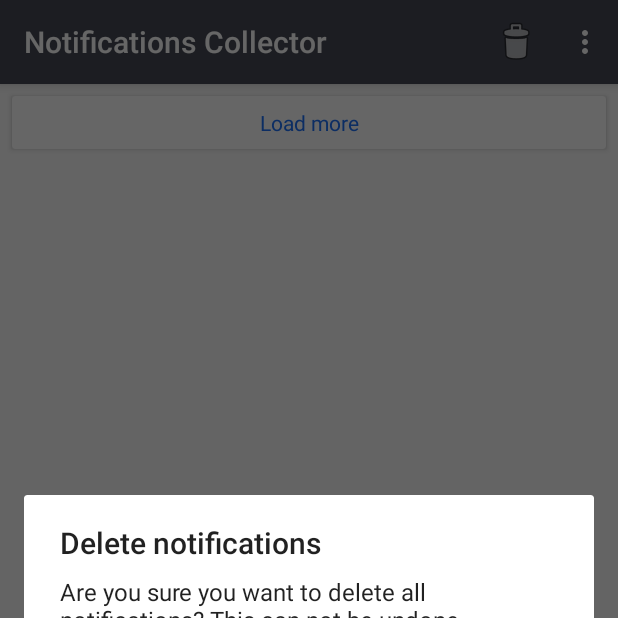
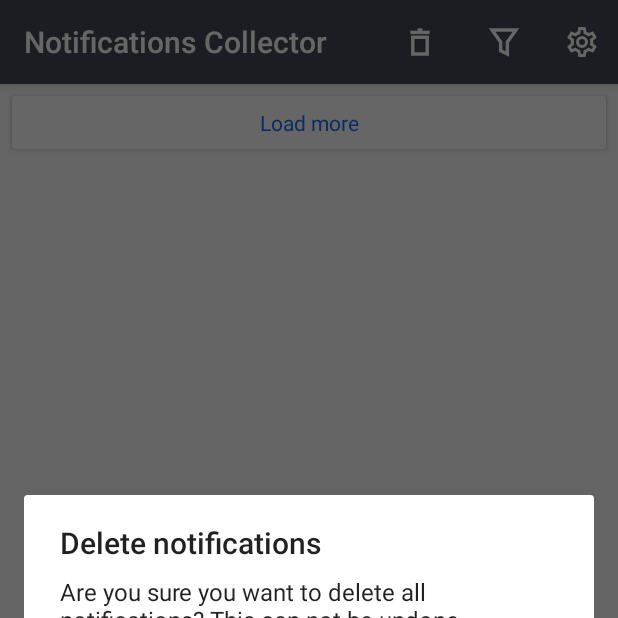
Before and after one commit to Javidp/NotificationsCollector, an Android app: the screen it shows after launch (MainActivity), after a tap on "Clear", on a phone screen of 412 x 824 dp, the top half of it. Run offline under Robolectric (Android 15) with nearby library versions, the phone set to English and light mode, and no system bars; our stand-ins replace Room's generated code.

Commit message:
Add notifications filtering

```diff
--- /dev/null
+++ b/app/src/main/java/com/jd/notificationscollector/NotificationsManager.kt
@@ -0,0 +1,56 @@
+package com.jd.notificationscollector
+
+import android.content.Context
+import androidx.core.os.ConfigurationCompat
+import com.jd.notificationscollector.database.NcDatabase
+import com.jd.notificationscollector.model.AppInfo
+import com.jd.notificationscollector.model.Notification
+import java.text.Collator
+
+class NotificationsManager(private val context: Context, private val db: NcDatabase) {
+
+    private var filterItems = listOf<FilterItem>()
+
+    init {
+        reloadFilterItems()
+    }
+
+    fun getNotifications(count: Int): List<Notification> {
+        reloadFilterItems()
+        val selectedApps = filterItems.filter { it.checked }
+        return if (selectedApps.isEmpty()) {
+            db.notificationsDao().findLast(count)
+        } else {
+            db.notificationsDao().findLastByPackagesNames(count, selectedApps.map { it.packageName })
+        }
+    }
+
+    fun setFilterItemChecked(position: Int, checked: Boolean) {
+        filterItems[position].checked = checked
+    }
+
+    fun getFilterItems(): List<FilterItem> {
+        return filterItems
+    }
+
+    fun resetFilters() {
+        filterItems.forEach { it.checked = false }
+    }
+
+    private fun reloadFilterItems() {
+        filterItems = sortApps(db.appsInfoDao().findAll()).map {
+            FilterItem(it.packageName, it.appName ?: "", filterItems.find { filterItem ->
+                filterItem.packageName == it.packageName }?.checked ?: false
+            )
+        }
+    }
+
+    private fun sortApps(apps: List<AppInfo>): List<AppInfo> {
+        val locale = ConfigurationCompat.getLocales(context.resources.configuration)[0]
+        val collator = Collator.getInstance(locale).apply { strength = Collator.PRIMARY }
+        return apps.sortedWith(Comparator { app1, app2 -> collator.compare(app1.appName, app2.appName) })
+    }
+
+}
+
+data class FilterItem(var packageName: String, var appName: String, var checked: Boolean)
--- a/app/src/main/java/com/jd/notificationscollector/dao/NotificationsDao.kt
+++ b/app/src/main/java/com/jd/notificationscollector/dao/NotificationsDao.kt
@@ -13,6 +13,9 @@ interface NotificationsDao: BaseDao<Notification> {
     @Query("SELECT * FROM notifications ORDER BY timestamp DESC LIMIT :limit")
     fun findLast(limit: Int): List<Notification>
 
+    @Query("SELECT * FROM notifications WHERE packageName IN (:packagesNames) ORDER BY timestamp DESC LIMIT :limit")
+    fun findLastByPackagesNames(limit: Int, packagesNames: List<String>): List<Notification>
+
     @Query("DELETE FROM notifications WHERE packageName = :packageName")
     fun deleteByPackageName(packageName: String): Int
 
--- /dev/null
+++ b/app/src/main/res/drawable/icon_bin.xml
@@ -0,0 +1,23 @@
+<?xml version="1.0" encoding="utf-8"?>
+<vector xmlns:android="http://schemas.android.com/apk/res/android"
+    android:width="100dp"
+    android:height="100dp"
+    android:viewportWidth="100"
+    android:viewportHeight="100">
+
+    <path
+        android:pathData="M 35 75 V 40 H 65 V 75 Z"
+        android:strokeWidth="7"
+        android:strokeColor="#FFF" />
+
+    <path
+        android:pathData="M 30 30 H 70"
+        android:strokeWidth="7"
+        android:strokeColor="#FFF" />
+
+    <path
+        android:pathData="M 45 25 H 55"
+        android:strokeWidth="7"
+        android:strokeColor="#FFF" />
+
+</vector>
--- /dev/null
+++ b/app/src/main/res/drawable/icon_filter.xml
@@ -0,0 +1,13 @@
+<?xml version="1.0" encoding="utf-8"?>
+<vector xmlns:android="http://schemas.android.com/apk/res/android"
+    android:width="100dp"
+    android:height="100dp"
+    android:viewportWidth="100"
+    android:viewportHeight="100">
+
+    <path
+        android:pathData="M 25 25 H 75 L 57 50 V 75 L 43 68 V 50 Z"
+        android:strokeWidth="7"
+        android:strokeColor="#FFF" />
+
+</vector>
--- /dev/null
+++ b/app/src/main/res/drawable/icon_settings.xml
@@ -0,0 +1,15 @@
+<vector xmlns:android="http://schemas.android.com/apk/res/android"
+    android:width="24dp"
+    android:height="24dp"
+    android:viewportWidth="24"
+    android:viewportHeight="24">
+
+    <path
+        android:fillColor="#FFF"
+        android:pathData="M12,8A4,4 0 0,1 16,12A4,4 0 0,1 12,16A4,4 0 0,1 8,12A4,4 0 0,1 12,8M12,10A2,2 0 0,0 10,12A2,2 0 0,0 12,14A2,2 0 0,0 14,12A2,2 0 0,0 12,10" />
+
+    <path
+        android:fillColor="#FFF"
+        android:pathData="M10,22 C 9.75,22 9.54,21.82 9.5,21.58 L 9.13,18.93 C 8.5,18.68 7.96,18.34 7.44,17.94L4.95,18.95C4.73,19.03 4.46,18.95 4.34,18.73L2.34,15.27C2.21,15.05 2.27,14.78 2.46,14.63L4.57,12.97L4.5,12L4.57,11L2.46,9.37C2.27,9.22 2.21,8.95 2.34,8.73L4.34,5.27C4.46,5.05 4.73,4.96 4.95,5.05L7.44,6.05C7.96,5.66 8.5,5.32 9.13,5.07L9.5,2.42C9.54,2.18 9.75,2 10,2H14C14.25,2 14.46,2.18 14.5,2.42L14.87,5.07C15.5,5.32 16.04,5.66 16.56,6.05L19.05,5.05C19.27,4.96 19.54,5.05 19.66,5.27L21.66,8.73C21.79,8.95 21.73,9.22 21.54,9.37L19.43,11L19.5,12L19.43,13L21.54,14.63C21.73,14.78 21.79,15.05 21.66,15.27L19.66,18.73C19.54,18.95 19.27,19.04 19.05,18.95L16.56,17.95C16.04,18.34 15.5,18.68 14.87,18.93L14.5,21.58C14.46,21.82 14.25,22 14,22H10M11.25,4L10.88,6.61C9.68,6.86 8.62,7.5 7.85,8.39L5.44,7.35L4.69,8.65L6.8,10.2C6.4,11.37 6.4,12.64 6.8,13.8L4.68,15.36L5.43,16.66L7.86,15.62C8.63,16.5 9.68,17.14 10.87,17.38L11.24,20H12.76L13.13,17.39C14.32,17.14 15.37,16.5 16.14,15.62L18.57,16.66L19.32,15.36L17.2,13.81C17.6,12.64 17.6,11.37 17.2,10.2L19.31,8.65L18.56,7.35L16.15,8.39C15.38,7.5 14.32,6.86 13.12,6.62L12.75,4H11.25Z" />
+
+</vector>
--- a/app/src/main/res/layout/activity_main.xml
+++ b/app/src/main/res/layout/activity_main.xml
@@ -33,6 +33,6 @@
         app:backgroundTint="@color/colorPrimary"
         app:layout_constraintBottom_toBottomOf="parent"
         app:layout_constraintEnd_toEndOf="parent"
-        app:srcCompat="@drawable/go_top_icon" />
+        app:srcCompat="@drawable/icon_go_top" />
 
 </androidx.constraintlayout.widget.ConstraintLayout>
--- a/app/src/main/res/menu/top_bar_menu.xml
+++ b/app/src/main/res/menu/top_bar_menu.xml
@@ -3,11 +3,19 @@
     xmlns:app="http://schemas.android.com/apk/res-auto">
 
     <item
-        android:id="@+id/btn_clear"
-        android:icon="@android:drawable/ic_menu_delete"
+        android:id="@+id/menu_btn_clear"
+        android:icon="@drawable/icon_bin"
         android:title="@string/menu_item_clear"
-        app:showAsAction="always" />
+        app:showAsAction="ifRoom" />
+    <item
+        android:id="@+id/menu_btn_filter"
+        android:icon="@drawable/icon_filter"
+        android:title="@string/menu_item_filter"
+        app:showAsAction="ifRoom" />
+
     <item
         android:id="@+id/menu_btn_apps_settings"
-        android:title="@string/menu_item_apps_settings" />
+        android:title="@string/menu_item_apps_settings"
+        android:icon="@drawable/icon_settings"
+        app:showAsAction="ifRoom"/>
 </menu>
--- a/app/src/main/res/values/strings.xml
+++ b/app/src/main/res/values/strings.xml
@@ -2,6 +2,7 @@
     <string name="app_name">Notifications Collector</string>
 
     <!-- Menu -->
+    <string name="menu_item_filter">Filter</string>
     <string name="menu_item_clear">Clear</string>
     <string name="menu_item_apps_settings">Apps Settings</string>
 
@@ -13,6 +14,7 @@
     <string name="cancel">Cancel</string>
     <string name="no_data">No data</string>
     <string name="copied_to_clipboard">Copied to clipboard</string>
+    <string name="filter">Filter</string>
 
     <string name="clear_confirm_title">Delete notifications</string>
     <string name="clear_confirm_message">Are you sure you want to delete all notifications? This can not be undone.</string>
@@ -31,4 +33,8 @@
     <string name="permission_request_title">Permission required</string>
     <string name="permission_request_open_settings">Open settings</string>
     <string name="notification_listener_permission_request">To allow this app collecting notifications we need notification access permission. Without this the app will not be able fulfill its goal. Please enable this permission for this app in the settings.</string>
+
+    <!-- Filter -->
+    <string name="filter_view_title">Select apps</string>
+    <string name="filter_show_all">Show all</string>
 </resources>
```
Also changed, not shown: app/src/main/java/com/jd/notificationscollector/MainActivity.kt (+31 -3 lines), app/src/main/res/drawable/icon_go_top.xml (renamed from app/src/main/res/drawable/go_top_icon.xml).
